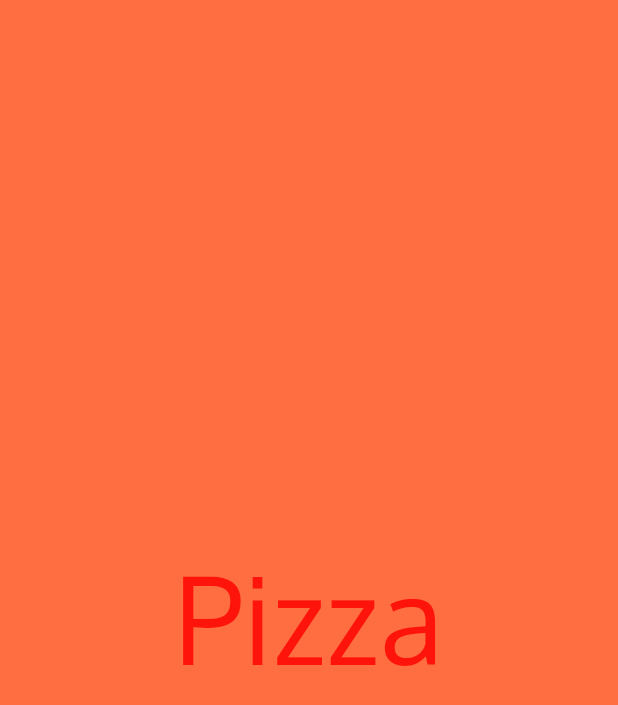
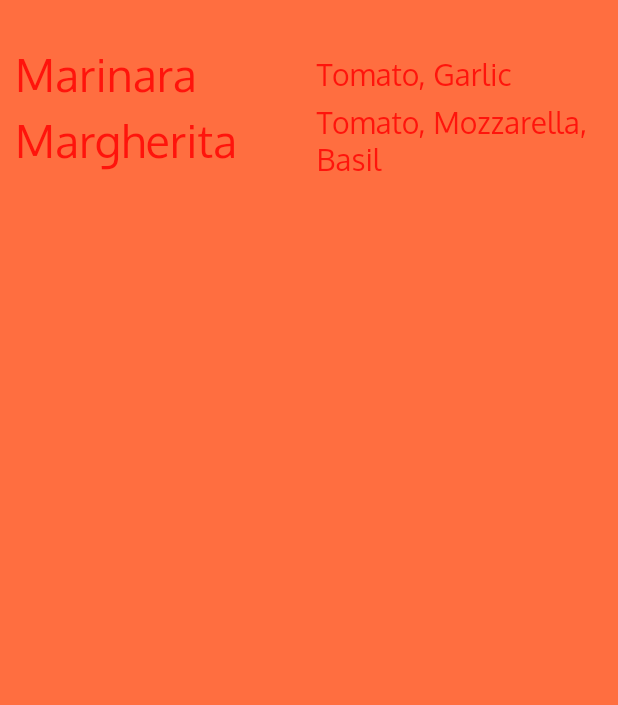
Before and after one commit to ajcastanom/pluralsight, a Flutter app: the screen it shows after launch, on a phone screen of 412 x 824 dp. Shown: the top 705 px of the screen. Run offline on Flutter 3.47's test engine with Material 2 defaults, Android fonts, the phone set to English and light mode, and no system bars.

Commit message:
Se agregan filas y columnas.

```diff
--- a/flutter/app_widgets/lib/ui/home.dart
+++ b/flutter/app_widgets/lib/ui/home.dart
@@ -3,19 +3,71 @@ import 'package:flutter/material.dart';
 class Home extends StatelessWidget {
   @override
   Widget build(BuildContext context) {
-    return Center(child: Container(
+    return Center(
+        child: Container(
       alignment: Alignment.center,
+      padding: EdgeInsets.only(top: 30.0, left: 10.0),
       color: Colors.deepOrangeAccent,
-      child: Text("Pizza",
-          textDirection: TextDirection.ltr,
-          style: TextStyle(
-            fontSize: 80.0,
-            decoration: TextDecoration.none,
-            fontFamily: "Oxygen",
-            fontWeight: FontWeight.normal,
+      child: Column(
+        children: <Widget>[
+          Row(
+            children: <Widget>[
+              Expanded(
+                child: Text(
+                  "Marinara",
+                  textDirection: TextDirection.ltr,
+                  style: TextStyle(
+                    fontSize: 30.0,
+                    decoration: TextDecoration.none,
+                    fontFamily: "Oxygen",
+                    fontWeight: FontWeight.normal,
+                  ),
+                ),
+              ),
+              Expanded(
+                child: Text(
+                  "Tomato, Garlic",
+                  textDirection: TextDirection.ltr,
+                  style: TextStyle(
+                    fontSize: 20.0,
+                    decoration: TextDecoration.none,
+                    fontFamily: "Oxygen",
+                    fontWeight: FontWeight.normal,
+                  ),
+                ),
+              ),
+            ],
           ),
+          Row(
+            children: <Widget>[
+              Expanded(
+                child: Text(
+                  "Margherita",
+                  textDirection: TextDirection.ltr,
+                  style: TextStyle(
+                    fontSize: 30.0,
+                    decoration: TextDecoration.none,
+                    fontFamily: "Oxygen",
+                    fontWeight: FontWeight.normal,
+                  ),
+                ),
+              ),
+              Expanded(
+                child: Text(
+                  "Tomato, Mozzarella, Basil",
+                  textDirection: TextDirection.ltr,
+                  style: TextStyle(
+                    fontSize: 20.0,
+                    decoration: TextDecoration.none,
+                    fontFamily: "Oxygen",
+                    fontWeight: FontWeight.normal,
+                  ),
+                ),
+              ),
+            ],
+          ),
+        ],
       ),
     ));
   }
-
 }
```
